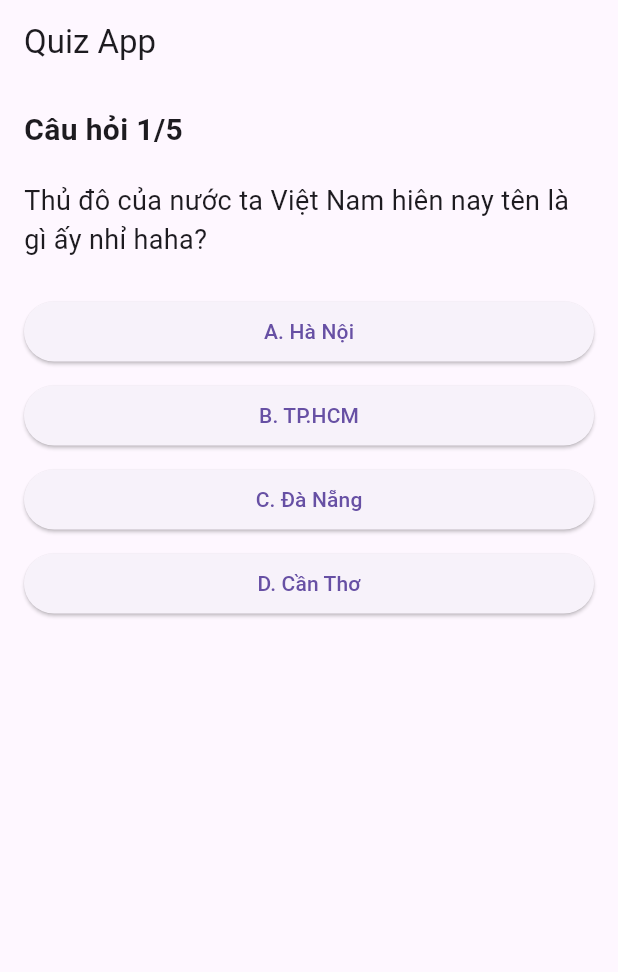
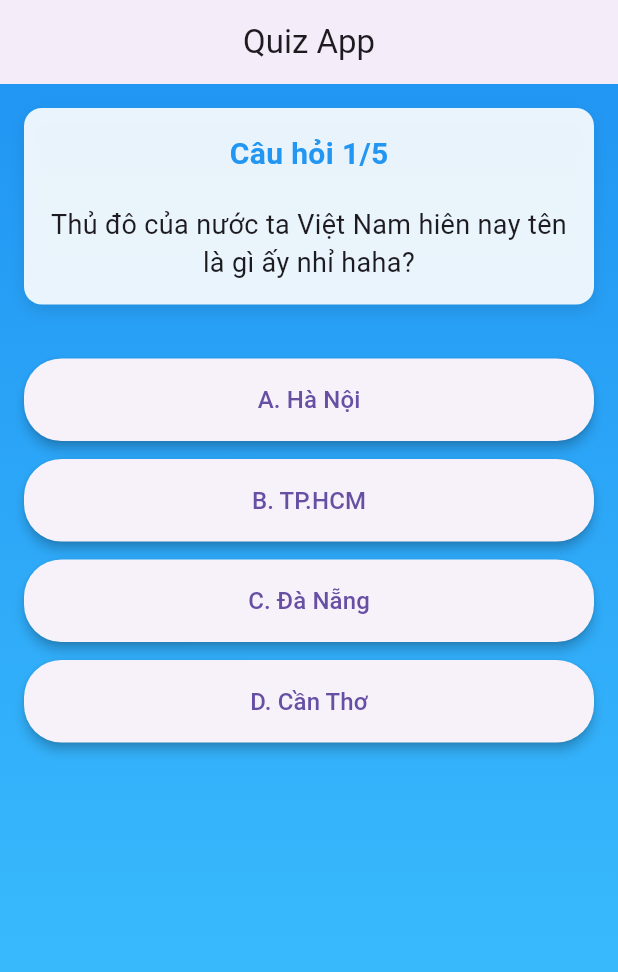
Before and after one commit to Nguyenanhdung95/flutter_app_demo, a Flutter app: the screen it shows after launch, on a phone screen of 412 x 824 dp. Shown: the top 972 px of the screen. Run offline on Flutter 3.47's test engine with Material 3 defaults, Android fonts, the phone set to English and light mode, and no system bars.

Commit message:
Improve UI design with gradient background, cards, and better styling

```diff
--- a/lib/main.dart
+++ b/lib/main.dart
@@ -11,8 +11,11 @@ class MyApp extends StatelessWidget {
   Widget build(BuildContext context) {
     return MaterialApp(
       title: 'Quiz App',
+      debugShowCheckedModeBanner: false,
       theme: ThemeData(
         primarySwatch: Colors.blue,
+        visualDensity: VisualDensity.adaptivePlatformDensity,
+        fontFamily: 'Roboto',
       ),
       home: const QuizPage(),
     );
@@ -100,10 +103,21 @@ class _QuizPageState extends State<QuizPage> {
     return Scaffold(
       appBar: AppBar(
         title: const Text('Quiz App'),
+        centerTitle: true,
+        elevation: 2,
       ),
-      body: Padding(
+      body: Container(
+        decoration: const BoxDecoration(
+          gradient: LinearGradient(
+            begin: Alignment.topCenter,
+            end: Alignment.bottomCenter,
+            colors: [Colors.blue, Colors.lightBlueAccent],
+          ),
+        ),
+        child: Padding(
           padding: const EdgeInsets.all(16.0),
           child: _quizCompleted ? _buildResult() : _buildQuestion(),
+        ),
       ),
     );
   }
@@ -113,24 +127,60 @@ class _QuizPageState extends State<QuizPage> {
     return Column(
       crossAxisAlignment: CrossAxisAlignment.stretch,
       children: [
+        Container(
+          padding: const EdgeInsets.all(16),
+          decoration: BoxDecoration(
+            color: Colors.white.withOpacity(0.9),
+            borderRadius: BorderRadius.circular(12),
+            boxShadow: [
+              BoxShadow(
+                color: Colors.black.withOpacity(0.1),
+                blurRadius: 8,
+                offset: const Offset(0, 4),
+              ),
+            ],
+          ),
+          child: Column(
+            children: [
               Text(
                 'Câu hỏi ${_currentQuestionIndex + 1}/${_questions.length}',
-          style: const TextStyle(fontSize: 20, fontWeight: FontWeight.bold),
+                style: const TextStyle(
+                  fontSize: 20,
+                  fontWeight: FontWeight.bold,
+                  color: Colors.blue,
+                ),
               ),
               const SizedBox(height: 20),
               Text(
                 question.questionText,
-          style: const TextStyle(fontSize: 18),
+                style: const TextStyle(
+                  fontSize: 18,
+                  height: 1.4,
                 ),
-        const SizedBox(height: 20),
+                textAlign: TextAlign.center,
+              ),
+            ],
+          ),
+        ),
+        const SizedBox(height: 30),
         ...question.options.asMap().entries.map((entry) {
           int index = entry.key;
           String option = entry.value;
           return Padding(
-            padding: const EdgeInsets.symmetric(vertical: 4.0),
+            padding: const EdgeInsets.symmetric(vertical: 6.0),
             child: ElevatedButton(
               onPressed: () => _answerQuestion(index),
-              child: Text('${String.fromCharCode(65 + index)}. $option'),
+              style: ElevatedButton.styleFrom(
+                padding: const EdgeInsets.symmetric(vertical: 16),
+                shape: RoundedRectangleBorder(
+                  borderRadius: BorderRadius.circular(25),
+                ),
+                elevation: 3,
+              ),
+              child: Text(
+                '${String.fromCharCode(65 + index)}. $option',
+                style: const TextStyle(fontSize: 16),
+              ),
             ),
           );
         }),
@@ -142,35 +192,93 @@ class _QuizPageState extends State<QuizPage> {
     int totalQuestions = _questions.length;
     int correctAnswers = _score;
     int incorrectAnswers = totalQuestions - correctAnswers;
+    double percentage = (correctAnswers / totalQuestions) * 100;
 
     return Center(
+      child: SingleChildScrollView(
         child: Column(
           mainAxisAlignment: MainAxisAlignment.center,
           children: [
+            Container(
+              padding: const EdgeInsets.all(24),
+              decoration: BoxDecoration(
+                color: Colors.white.withOpacity(0.95),
+                borderRadius: BorderRadius.circular(20),
+                boxShadow: [
+                  BoxShadow(
+                    color: Colors.black.withOpacity(0.2),
+                    blurRadius: 15,
+                    offset: const Offset(0, 8),
+                  ),
+                ],
+              ),
+              child: Column(
+                children: [
+                  Icon(
+                    percentage >= 70 ? Icons.emoji_events : Icons.sentiment_satisfied,
+                    size: 64,
+                    color: percentage >= 70 ? Colors.amber : Colors.blue,
+                  ),
+                  const SizedBox(height: 16),
                   const Text(
                     'Kết quả',
-            style: TextStyle(fontSize: 24, fontWeight: FontWeight.bold),
+                    style: TextStyle(
+                      fontSize: 28,
+                      fontWeight: FontWeight.bold,
+                      color: Colors.blue,
+                    ),
+                  ),
+                  const SizedBox(height: 20),
+                  Text(
+                    '${percentage.toStringAsFixed(0)}%',
+                    style: TextStyle(
+                      fontSize: 48,
+                      fontWeight: FontWeight.bold,
+                      color: percentage >= 70 ? Colors.green : Colors.orange,
+                    ),
                   ),
                   const SizedBox(height: 20),
                   Text(
                     'Điểm số: $_score/$totalQuestions',
                     style: const TextStyle(fontSize: 20),
                   ),
-          const SizedBox(height: 10),
+                  const SizedBox(height: 16),
+                  Row(
+                    mainAxisAlignment: MainAxisAlignment.center,
+                    children: [
+                      Icon(Icons.check_circle, color: Colors.green),
+                      const SizedBox(width: 8),
                       Text(
-            'Câu đúng: $correctAnswers',
+                        'Đúng: $correctAnswers',
                         style: const TextStyle(fontSize: 18, color: Colors.green),
                       ),
+                      const SizedBox(width: 20),
+                      Icon(Icons.cancel, color: Colors.red),
+                      const SizedBox(width: 8),
                       Text(
-            'Câu sai: $incorrectAnswers',
+                        'Sai: $incorrectAnswers',
                         style: const TextStyle(fontSize: 18, color: Colors.red),
                       ),
+                    ],
+                  ),
                   const SizedBox(height: 30),
-          ElevatedButton(
+                  ElevatedButton.icon(
                     onPressed: _resetQuiz,
-            child: const Text('Làm lại'),
+                    icon: const Icon(Icons.refresh),
+                    label: const Text('Làm lại'),
+                    style: ElevatedButton.styleFrom(
+                      padding: const EdgeInsets.symmetric(horizontal: 32, vertical: 16),
+                      shape: RoundedRectangleBorder(
+                        borderRadius: BorderRadius.circular(25),
+                      ),
+                      elevation: 3,
+                    ),
                   ),
                 ],
+              ),
+            ),
+          ],
+        ),
       ),
     );
   }
```
Lines whose indentation alone changed are shown as unchanged.
